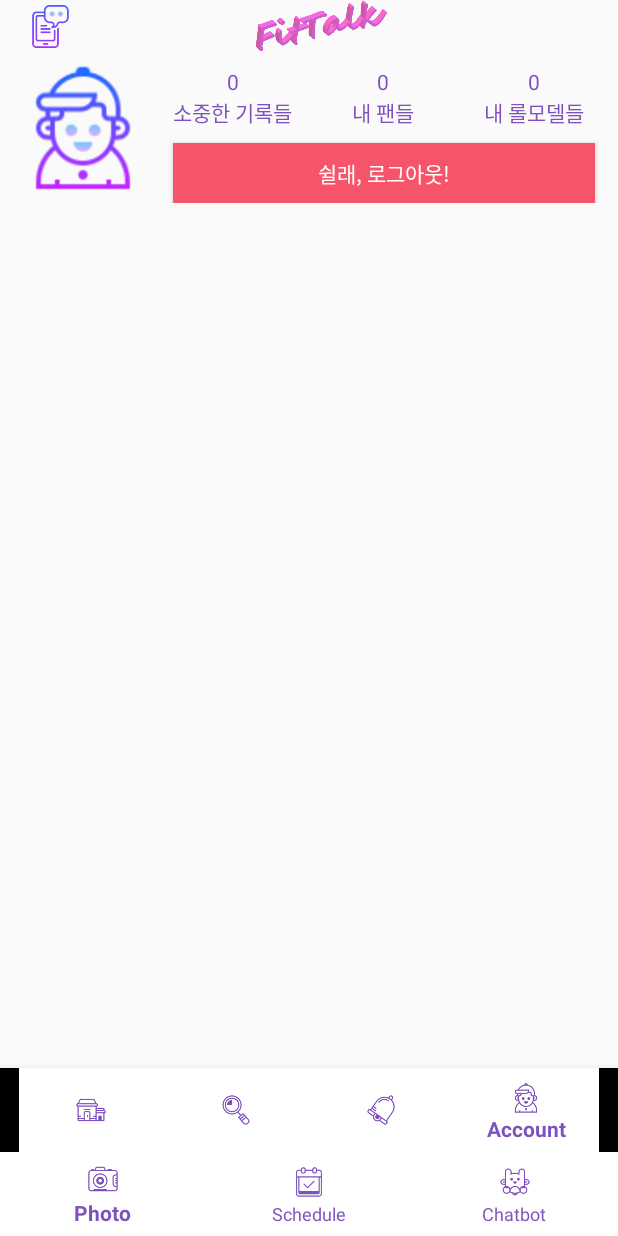
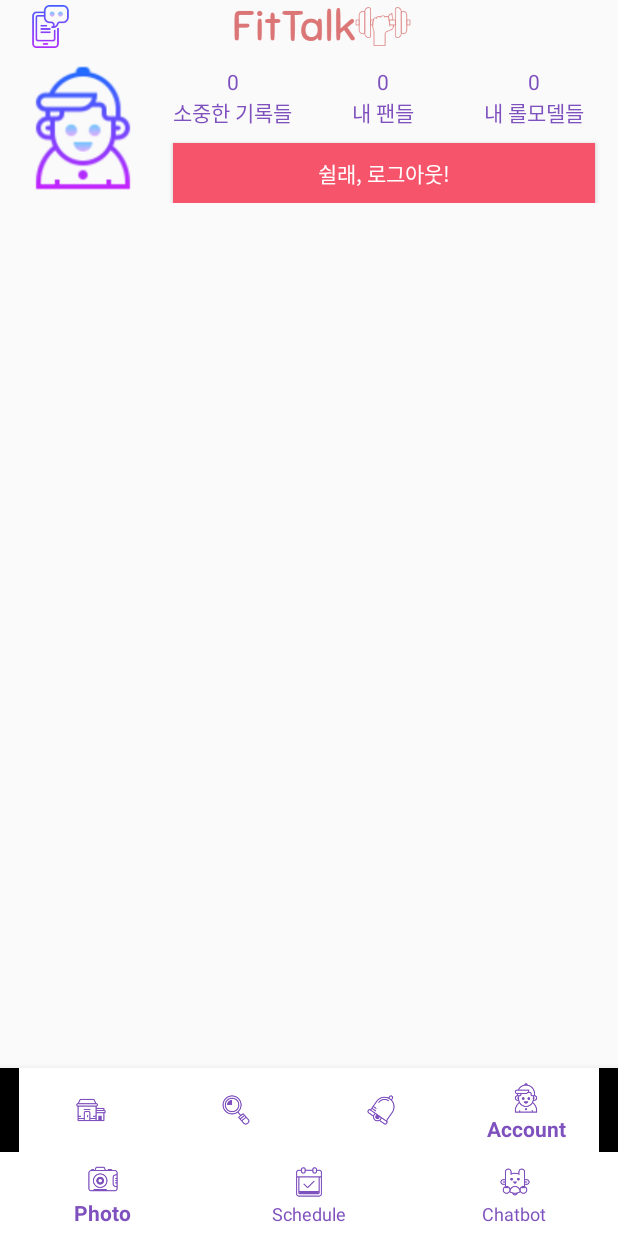
Before and after one commit to parkshinwoo/FitTalk, an Android app: the screen it shows after launch once a user with an empty profile is signed in (MainActivity), item 4 of the bottom bar chosen, on a phone screen of 412 x 824 dp. Run offline under Robolectric (Android 15) with nearby library versions, the phone set to English and light mode, and no system bars; our stand-ins replace Firebase (no records; nobody signed in at launch, a user with empty details on screens opened directly); pictures from the network do not load.

Commit message:
2018년 12월 2일 28차 커밋입니다. //이미지 변경 및 툴바 레이아웃 수정

```diff
--- a/app/src/main/res/layout/activity_login.xml
+++ b/app/src/main/res/layout/activity_login.xml
@@ -7,7 +7,7 @@
     tools:context=".LoginActivity">
 
     <ImageView
-        android:src="@drawable/logo_title"
+        android:src="@drawable/logo_main"
         android:layout_width="match_parent"
         android:layout_height="wrap_content"
         android:layout_alignParentTop="true"
--- a/app/src/main/res/layout/activity_main.xml
+++ b/app/src/main/res/layout/activity_main.xml
@@ -37,18 +37,19 @@
                 android:textColor="@color/colorNavIcon"
                 android:textSize="16sp" />
 
-            <ImageView
-                android:id="@+id/toolbar_title_image"
-                android:layout_width="wrap_content"
+            <LinearLayout
+                android:layout_width="match_parent"
                 android:layout_height="match_parent"
-                android:layout_alignParentStart="true"
-                android:layout_alignParentTop="true"
-                android:layout_marginStart="0dp"
-                android:layout_marginTop="0dp"
-                android:contentDescription="@string/no_image"
-                android:src="@drawable/logo_title"
-                android:layout_alignParentLeft="true"
-                android:layout_marginLeft="0dp" />
+                android:orientation="horizontal">
+
+                <ImageView
+                    android:id="@+id/toolbar_title_image"
+                    android:layout_width="wrap_content"
+                    android:layout_height="70dp"
+                    android:layout_gravity="center"
+                    android:contentDescription="@string/no_image"
+                    android:src="@drawable/logo_title" />
+            </LinearLayout>
 
             <ImageView
                 android:id="@+id/toolbar_btn_schedule"
```
Also changed, not shown: app/src/main/res/layout/activity_chatbot.xml (+9 -4 lines), app/src/main/res/layout/activity_comment.xml (+9 -3 lines), app/src/main/res/layout/activity_direct_message.xml (+9 -4 lines), app/src/main/res/drawable/logo_title.PNG.
